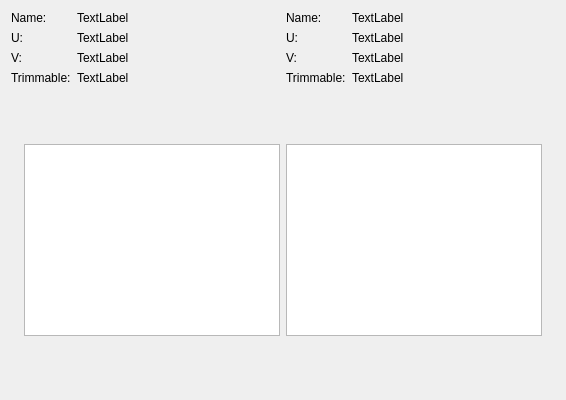
gitzuka/mg1, file ModelowanieGeometryczne1/GeneratedFiles/formPV.ui: the form before one commit.
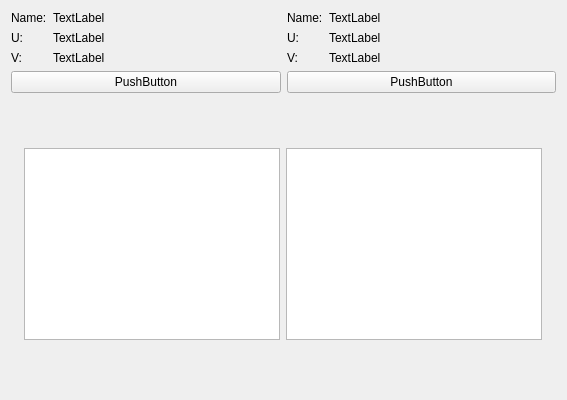
The form after the commit. Custom widgets are drawn as their Qt base class.

```diff
--- a/ModelowanieGeometryczne1/GeneratedFiles/formPV.ui
+++ b/ModelowanieGeometryczne1/GeneratedFiles/formPV.ui
@@ -6,7 +6,7 @@
    <rect>
     <x>0</x>
     <y>0</y>
-    <width>566</width>
+    <width>567</width>
     <height>400</height>
    </rect>
   </property>
@@ -57,20 +57,6 @@
            </property>
           </widget>
          </item>
-         <item row="3" column="0">
-          <widget class="QLabel" name="label_7">
-           <property name="text">
-            <string>Trimmable:</string>
-           </property>
-          </widget>
-         </item>
-         <item row="3" column="1">
-          <widget class="QLabel" name="label_Trim1">
-           <property name="text">
-            <string>TextLabel</string>
-           </property>
-          </widget>
-         </item>
          <item row="2" column="0">
           <widget class="QLabel" name="label_13">
            <property name="text">
@@ -85,6 +71,13 @@
            </property>
           </widget>
          </item>
+         <item row="3" column="0" colspan="2">
+          <widget class="QPushButton" name="pushButton_Trim1">
+           <property name="text">
+            <string>PushButton</string>
+           </property>
+          </widget>
+         </item>
         </layout>
        </item>
        <item>
@@ -131,17 +124,10 @@
            </property>
           </widget>
          </item>
-         <item row="3" column="0">
-          <widget class="QLabel" name="label_15">
+         <item row="3" column="0" colspan="2">
+          <widget class="QPushButton" name="pushButton_Trim2">
            <property name="text">
-            <string>Trimmable:</string>
-           </property>
-          </widget>
-         </item>
-         <item row="3" column="1">
-          <widget class="QLabel" name="label_Trim2">
-           <property name="text">
-            <string>TextLabel</string>
+            <string>PushButton</string>
            </property>
           </widget>
          </item>
```
Left out of the diff: 28 changed lines with no effect on the pictures.
